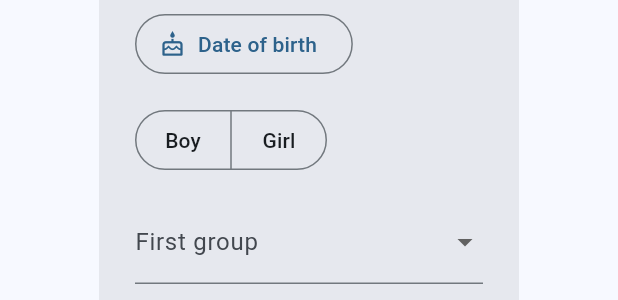
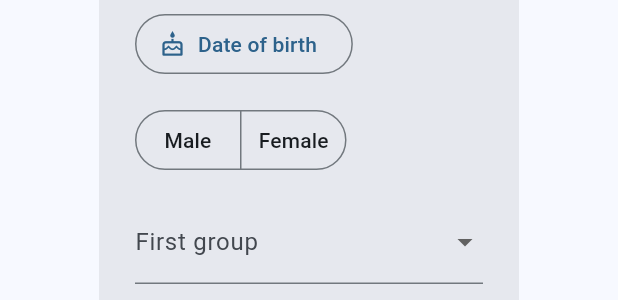
Before and after one commit to maibazeta-tsmc/SwimHQ-SwimBase, a Flutter app: the _SwimmerForm widget shown alone on an empty page, opened directly with empty values, on a phone screen of 412 x 824 dp. Shown: the part 559-859 px from the top of the screen. Run offline on Flutter 3.47's test engine with Material 3 defaults, Android fonts, the phone set to English and light mode, and no system bars; our stand-ins replace material_ui, supabase_flutter; accounts and stored records are empty.

Commit message:
Label gender as Male / Female
Co-Authored-By: Claude Opus 5.5 <noreply@anthropic.com>
Claude-Session: https://claude.ai/code/session_01NCWMANqv9wYqXzghNQwmpu

```diff
--- a/lib/screens/swimmer_form.dart
+++ b/lib/screens/swimmer_form.dart
@@ -96,7 +96,7 @@ class _SwimmerFormState extends State<_SwimmerForm> {
     } else if (_birth == null) {
       problem = 'Choose the date of birth.';
     } else if (_gender == null) {
-      problem = 'Choose boy or girl (used for Team Records).';
+      problem = 'Choose male or female (used for Team Records).';
     }
     if (problem != null) {
       setState(() => _error = problem);
@@ -143,8 +143,8 @@ class _SwimmerFormState extends State<_SwimmerForm> {
             SegmentedButton<String>(
               emptySelectionAllowed: true,
               segments: const [
-                ButtonSegment(value: 'male', label: Text('Boy')),
-                ButtonSegment(value: 'female', label: Text('Girl')),
+                ButtonSegment(value: 'male', label: Text('Male')),
+                ButtonSegment(value: 'female', label: Text('Female')),
               ],
               selected: {?_gender},
               onSelectionChanged: (s) =>
--- a/lib/screens/swimmer_screen.dart
+++ b/lib/screens/swimmer_screen.dart
@@ -237,7 +237,7 @@ class _SwimmerScreenState extends State<SwimmerScreen> {
                 title: Text('Age ${ageOn(swimmer.birthDate)}'),
                 subtitle: Text(
                   'Born ${formatDate(swimmer.birthDate)}  ·  '
-                  '${swimmer.gender == 'male' ? 'Boy' : 'Girl'}',
+                  '${swimmer.gender == 'male' ? 'Male' : 'Female'}',
                 ),
               ),
               ..._family(swimmer),
```
